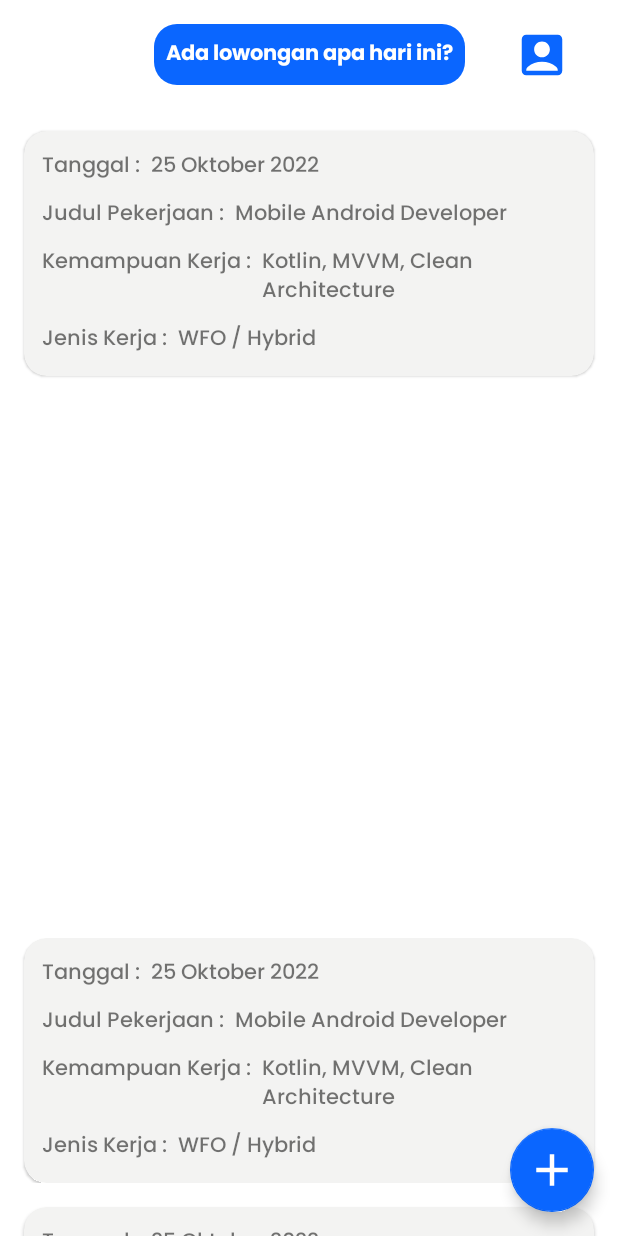
After one commit to hanifalfaqih/Career8, an Android app: the layout activity_list_lowongan_kerja.xml on its own in the app's theme, with its tools: preview values and no code run, on a phone screen of 412 x 824 dp. The commit adds this screen. Run offline under Robolectric (Android 15) with nearby library versions, the phone set to English and light mode, and no system bars.

Commit message:
add list lowongan kerja

```diff
--- a/app/src/main/java/id/allana/career8/onboarding/StartingScreenActivity.kt
+++ b/app/src/main/java/id/allana/career8/intro/StartingScreenActivity.kt
@@ -1,10 +1,7 @@
-package id.allana.career8.onboarding
+package id.allana.career8.intro
 
-import android.animation.AnimatorSet
-import android.animation.ObjectAnimator
 import android.content.Intent
 import android.os.Bundle
-import android.view.View
 import android.widget.TextView
 import androidx.appcompat.app.AppCompatActivity
 import androidx.constraintlayout.motion.widget.MotionLayout
--- /dev/null
+++ b/app/src/main/res/drawable/bg_text_greeting.xml
@@ -0,0 +1,10 @@
+<?xml version="1.0" encoding="utf-8"?>
+<selector xmlns:android="http://schemas.android.com/apk/res/android">
+    <item>
+        <shape android:shape="rectangle">
+            <solid android:color="@color/blue2"/>
+            <corners android:radius="15dp"/>
+        </shape>
+    </item>
+
+</selector>
--- a/app/src/main/res/drawable/button_submit.xml
+++ b/app/src/main/res/drawable/button_submit.xml
@@ -3,7 +3,7 @@
     <item>
         <shape android:shape="rectangle"
             android:padding="10dp">
-            <solid android:color="@color/blue"/>
+            <solid android:color="@color/blue2"/>
             <corners   android:bottomRightRadius="8dp"
                 android:bottomLeftRadius="8dp"
                 android:topLeftRadius="8dp"
--- /dev/null
+++ b/app/src/main/res/drawable/ic_baseline_account_box.xml
@@ -0,0 +1,5 @@
+<vector android:height="36dp" android:tint="#0A66FF"
+    android:viewportHeight="24" android:viewportWidth="24"
+    android:width="36dp" xmlns:android="http://schemas.android.com/apk/res/android">
+    <path android:fillColor="@android:color/white" android:pathData="M19,3H5C3.9,3 3,3.9 3,5v14c0,1.1 0.9,2 2,2h14c1.1,0 2,-0.9 2,-2V5C21,3.9 20.1,3 19,3zM12,6c1.93,0 3.5,1.57 3.5,3.5c0,1.93 -1.57,3.5 -3.5,3.5s-3.5,-1.57 -3.5,-3.5C8.5,7.57 10.07,6 12,6zM19,19H5v-0.23c0,-0.62 0.28,-1.2 0.76,-1.58C7.47,15.82 9.64,15 12,15s4.53,0.82 6.24,2.19c0.48,0.38 0.76,0.97 0.76,1.58V19z"/>
+</vector>
--- /dev/null
+++ b/app/src/main/res/drawable/ic_baseline_add.xml
@@ -0,0 +1,5 @@
+<vector android:height="24dp" android:tint="#FFFFFF"
+    android:viewportHeight="24" android:viewportWidth="24"
+    android:width="24dp" xmlns:android="http://schemas.android.com/apk/res/android">
+    <path android:fillColor="@android:color/white" android:pathData="M19,13h-6v6h-2v-6H5v-2h6V5h2v6h6v2z"/>
+</vector>
--- /dev/null
+++ b/app/src/main/res/layout/activity_list_lowongan_kerja.xml
@@ -0,0 +1,63 @@
+<?xml version="1.0" encoding="utf-8"?>
+<androidx.constraintlayout.widget.ConstraintLayout xmlns:android="http://schemas.android.com/apk/res/android"
+    xmlns:app="http://schemas.android.com/apk/res-auto"
+    xmlns:tools="http://schemas.android.com/tools"
+    android:layout_width="match_parent"
+    android:layout_height="match_parent"
+    tools:context=".home.ListLowonganKerjaActivity">
+
+    <androidx.appcompat.widget.AppCompatTextView
+        android:id="@+id/text_greeting"
+        android:layout_width="wrap_content"
+        android:layout_height="wrap_content"
+        android:layout_marginStart="16dp"
+        android:layout_marginTop="16dp"
+        android:layout_marginEnd="16dp"
+        android:background="@drawable/bg_text_greeting"
+        android:fontFamily="@font/poppins_bold"
+        android:padding="8dp"
+        android:text="Ada lowongan apa hari ini?"
+        android:textColor="@color/white"
+        android:textSize="14sp"
+        app:layout_constraintEnd_toEndOf="parent"
+        app:layout_constraintStart_toStartOf="parent"
+        app:layout_constraintTop_toTopOf="parent" />
+
+    <com.google.android.material.floatingactionbutton.FloatingActionButton
+        android:id="@+id/fab_add_lowongan"
+        android:layout_width="wrap_content"
+        android:layout_height="wrap_content"
+        android:layout_marginEnd="16dp"
+        android:layout_marginBottom="16dp"
+        android:src="@drawable/ic_baseline_add"
+        app:backgroundTint="@color/blue2"
+        app:layout_constraintBottom_toBottomOf="parent"
+        app:layout_constraintEnd_toEndOf="parent"
+        app:maxImageSize="36dp"
+        app:tint="@color/white"
+        tools:ignore="SpeakableTextPresentCheck" />
+
+    <androidx.recyclerview.widget.RecyclerView
+        android:id="@+id/rv_lowongan_kerja"
+        android:layout_width="match_parent"
+        android:layout_height="wrap_content"
+        android:layout_marginTop="86dp"
+        app:layout_constraintBottom_toBottomOf="parent"
+        app:layout_constraintEnd_toEndOf="parent"
+        app:layout_constraintStart_toStartOf="parent"
+        app:layout_constraintTop_toBottomOf="@+id/text_greeting"
+        tools:listitem="@layout/item_lowongan_kerja" />
+
+    <androidx.appcompat.widget.AppCompatImageButton
+        android:id="@+id/btn_profile"
+        android:layout_width="42dp"
+        android:layout_height="42dp"
+        android:backgroundTint="@color/white"
+        android:src="@drawable/ic_baseline_account_box"
+        app:layout_constraintBottom_toBottomOf="@+id/text_greeting"
+        app:layout_constraintEnd_toEndOf="parent"
+        app:layout_constraintStart_toEndOf="@id/text_greeting"
+        app:layout_constraintTop_toTopOf="@+id/text_greeting"
+        tools:ignore="SpeakableTextPresentCheck,TouchTargetSizeCheck" />
+
+</androidx.constraintlayout.widget.ConstraintLayout>
--- a/app/src/main/res/layout/activity_starting_screen.xml
+++ b/app/src/main/res/layout/activity_starting_screen.xml
@@ -6,7 +6,7 @@
     android:layout_width="match_parent"
     android:layout_height="match_parent"
     app:layoutDescription="@xml/activity_starting_screen_scene"
-    tools:context=".onboarding.StartingScreenActivity">
+    tools:context=".intro.StartingScreenActivity">
 
     <View
         android:id="@+id/view"
--- /dev/null
+++ b/app/src/main/res/layout/item_lowongan_kerja.xml
@@ -0,0 +1,126 @@
+<?xml version="1.0" encoding="utf-8"?>
+<androidx.constraintlayout.widget.ConstraintLayout xmlns:android="http://schemas.android.com/apk/res/android"
+    xmlns:app="http://schemas.android.com/apk/res-auto"
+    xmlns:tools="http://schemas.android.com/tools"
+    android:layout_width="match_parent"
+    android:layout_height="match_parent">
+
+
+    <com.google.android.material.card.MaterialCardView
+        android:layout_width="0dp"
+        android:layout_height="wrap_content"
+        android:layout_marginStart="16dp"
+        android:layout_marginTop="16dp"
+        android:layout_marginEnd="16dp"
+        app:cardCornerRadius="15dp"
+        app:cardBackgroundColor="@color/bg_card_view"
+        app:layout_constraintEnd_toEndOf="parent"
+        app:layout_constraintStart_toStartOf="parent"
+        app:layout_constraintTop_toTopOf="parent">
+
+
+        <androidx.appcompat.widget.LinearLayoutCompat
+            android:layout_width="match_parent"
+            android:layout_height="wrap_content"
+            android:layout_margin="12dp"
+            android:orientation="vertical">
+
+            <androidx.appcompat.widget.LinearLayoutCompat
+                android:layout_width="match_parent"
+                android:layout_height="wrap_content"
+                android:orientation="horizontal"
+                android:weightSum="2">
+
+                <TextView
+                    android:layout_width="wrap_content"
+                    android:layout_height="wrap_content"
+                    android:text="Tanggal : "
+                    android:fontFamily="@font/poppins_medium"/>
+
+                <TextView
+                    android:id="@+id/tv_tanggal_lowongan"
+                    android:layout_width="match_parent"
+                    android:layout_height="wrap_content"
+                    tools:text="25 Oktober 2022"
+                    android:fontFamily="@font/poppins_medium"
+                    android:layout_marginStart="4dp"
+
+                    />
+
+            </androidx.appcompat.widget.LinearLayoutCompat>
+
+            <androidx.appcompat.widget.LinearLayoutCompat
+                android:layout_width="match_parent"
+                android:layout_height="wrap_content"
+                android:orientation="horizontal"
+                android:layout_marginTop="8dp"
+                android:weightSum="2">
+
+                <TextView
+                    android:layout_width="wrap_content"
+                    android:layout_height="wrap_content"
+                    android:text="Judul Pekerjaan : "
+                    android:fontFamily="@font/poppins_medium"/>
+
+                <TextView
+                    android:id="@+id/tv_judul_lowongan"
+                    android:layout_width="match_parent"
+                    android:layout_height="wrap_content"
+                    tools:text="Mobile Android Developer"
+                    android:layout_marginStart="4dp"
+                    android:fontFamily="@font/poppins_medium"/>
+
+            </androidx.appcompat.widget.LinearLayoutCompat>
+
+            <androidx.appcompat.widget.LinearLayoutCompat
+                android:layout_width="match_parent"
+                android:layout_height="wrap_content"
+                android:orientation="horizontal"
+                android:layout_marginTop="8dp"
+                android:weightSum="2">
+
+                <TextView
+                    android:layout_width="wrap_content"
+                    android:layout_height="wrap_content"
+                    android:text="Kemampuan Kerja : "
+                    android:fontFamily="@font/poppins_medium"/>
+
+                <TextView
+                    android:id="@+id/tv_kemampuan_kerja_lowongan"
+                    android:layout_width="match_parent"
+                    android:layout_height="wrap_content"
+                    tools:text="Kotlin, MVVM, Clean Architecture"
+                    android:fontFamily="@font/poppins_medium"
+                    android:layout_marginStart="4dp"
+                    />
+
+            </androidx.appcompat.widget.LinearLayoutCompat>
+
+            <androidx.appcompat.widget.LinearLayoutCompat
+                android:layout_width="match_parent"
+                android:layout_height="wrap_content"
+                android:orientation="horizontal"
+                android:layout_marginTop="8dp"
+                android:weightSum="2">
+
+                <TextView
+                    android:layout_width="wrap_content"
+                    android:layout_height="wrap_content"
+                    android:text="Jenis Kerja : "
+                    android:fontFamily="@font/poppins_medium"/>
+
+                <TextView
+                    android:id="@+id/tv_jenis_pekerjaan_lowongan"
+                    android:layout_width="match_parent"
+                    android:layout_height="wrap_content"
+                    tools:text="WFO / Hybrid"
+                    android:fontFamily="@font/poppins_medium"
+                    android:layout_marginStart="4dp"
+                    />
+
+            </androidx.appcompat.widget.LinearLayoutCompat>
+
+        </androidx.appcompat.widget.LinearLayoutCompat>
+
+    </com.google.android.material.card.MaterialCardView>
+</androidx.constraintlayout.widget.ConstraintLayout>
--- a/app/src/main/res/values/colors.xml
+++ b/app/src/main/res/values/colors.xml
@@ -14,5 +14,6 @@
     <color name="gray_icon">#A9A8A7</color>
     <color name="gray2">#858383</color>
     <color name="white_icon">#F1EFED</color>
+    <color name="bg_card_view">#F3F3F2</color>
 
 </resources>
```
Also changed, not shown: app/src/main/AndroidManifest.xml (+11 -23 lines), app/src/main/java/id/allana/career8/home/ListLowonganKerjaActivity.kt (added, +11 -0 lines), app/src/main/res/layout/activity_data_diri.xml (+52 -25 lines).
